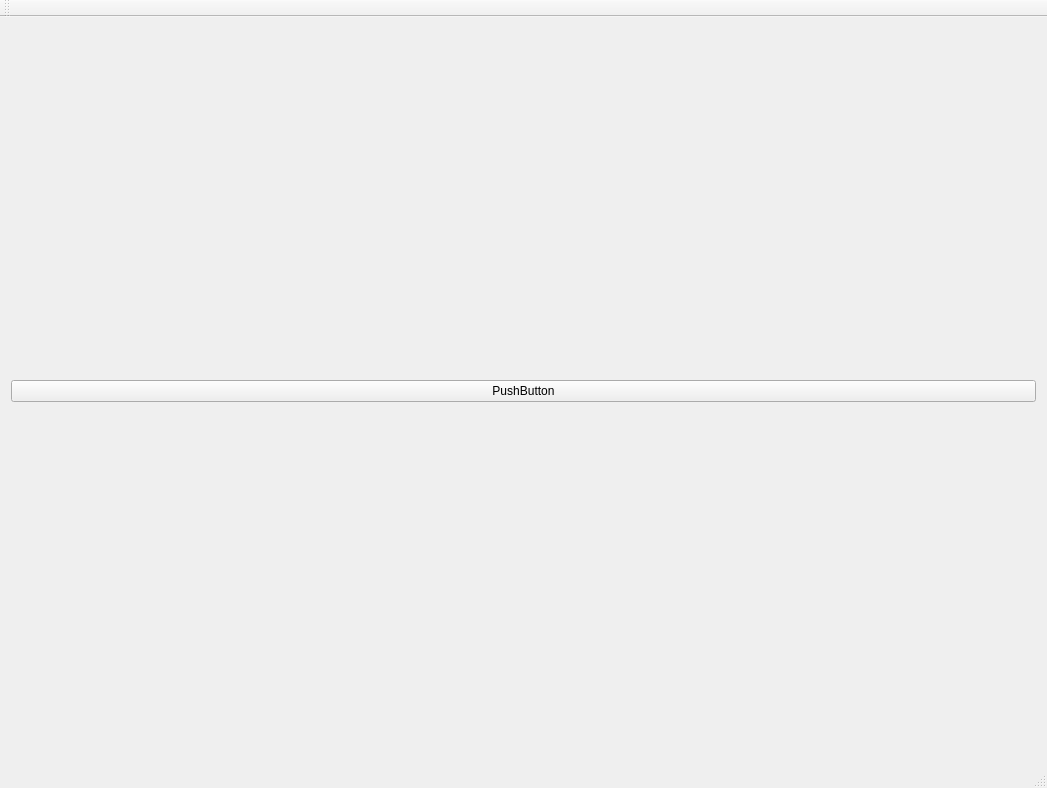
FredrikEik/Physics_Engine, file mainwindow.ui: the form before one commit.
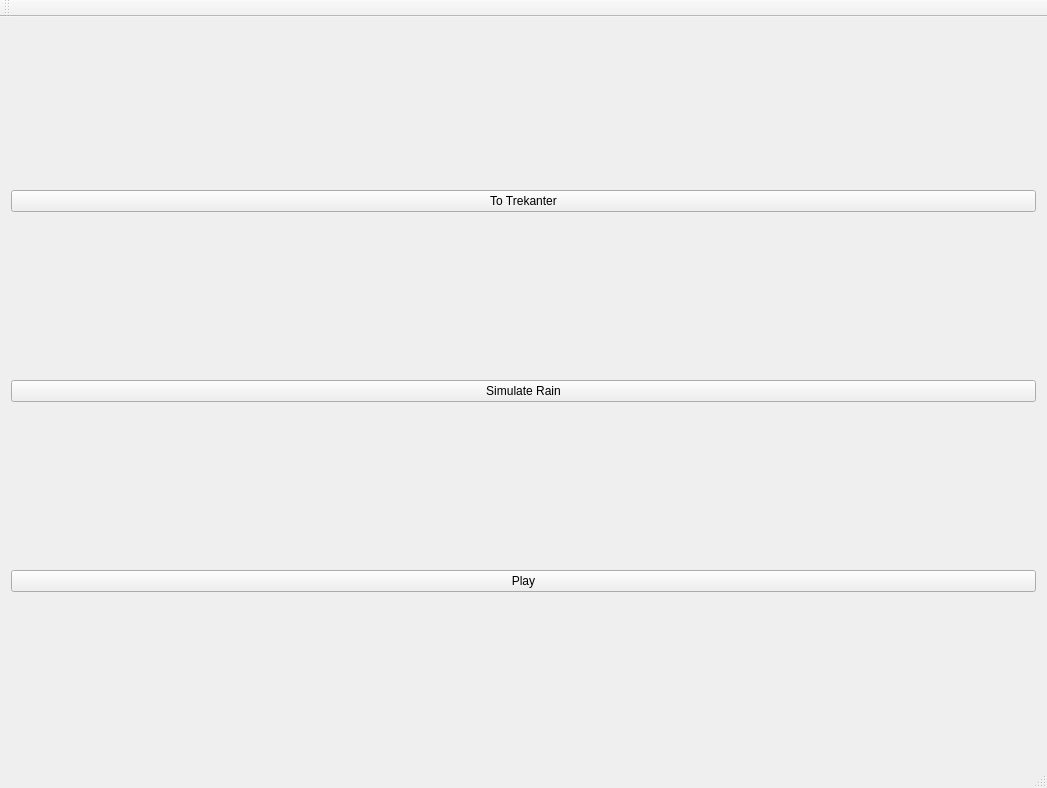
The form after the commit.

Patch:
```diff
--- a/mainwindow.ui
+++ b/mainwindow.ui
@@ -18,7 +18,21 @@
     <item>
      <widget class="QPushButton" name="pushButton">
       <property name="text">
-       <string>PushButton</string>
+       <string>To Trekanter</string>
+      </property>
+     </widget>
+    </item>
+    <item>
+     <widget class="QPushButton" name="pushButton_2">
+      <property name="text">
+       <string>Simulate Rain</string>
+      </property>
+     </widget>
+    </item>
+    <item>
+     <widget class="QPushButton" name="pushButton_3">
+      <property name="text">
+       <string>Play</string>
       </property>
      </widget>
     </item>
```
Left out of the diff: 2 changed lines with no effect on the pictures.
